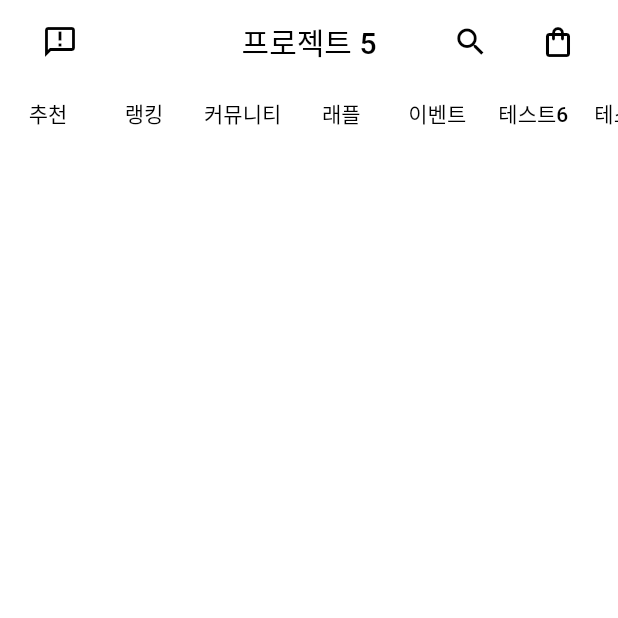
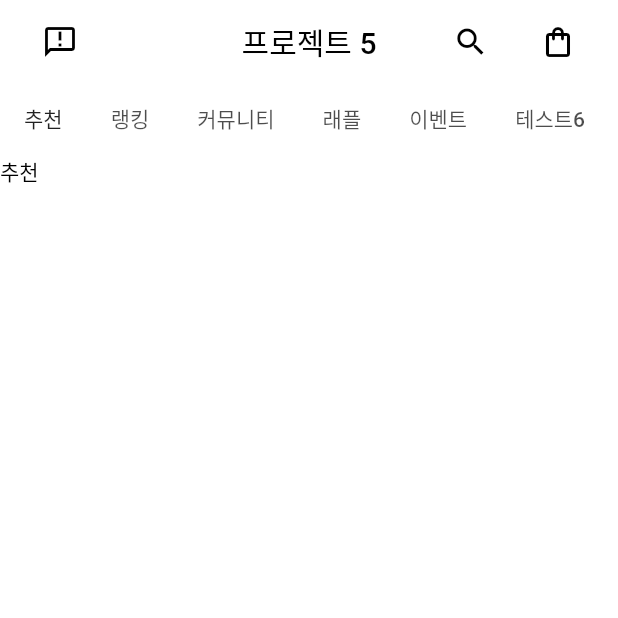
Before and after one commit to nuc-kim/project-5-flutter, a Flutter app: the screen it shows after launch, on a phone screen of 412 x 824 dp, the top half of it. Run offline on Flutter 3.47's test engine with Material 2 defaults, Android fonts, the phone set to English and light mode, and no system bars.

Commit message:
20220607 HSH main create tab bar

```diff
--- a/lib/main.dart
+++ b/lib/main.dart
@@ -38,13 +38,51 @@ class MyApp extends StatelessWidget {
       theme: ThemeData(
         primarySwatch: primaryWhite,
       ),
-      home: Scaffold(
+      home: DefaultTabController(
+        length: 10,
+        child: Scaffold(
           appBar: AppBar(
             title: const TitleBar(),
             elevation: 0,
+            bottom: const TabBar(
+              tabs: [
+                Tab(
+                  text: '추천',
+                ),
+                Tab(
+                  text: '랭킹',
+                ),
+                Tab(
+                  text: '커뮤니티',
+                ),
+                Tab(
+                  text: '래플',
+                ),
+                Tab(
+                  text: '이벤트',
+                ),
+                Tab(
+                  text: '테스트6',
+                ),
+                Tab(
+                  text: '테스트7',
+                ),
+                Tab(
+                  text: '테스트8',
+                ),
+                Tab(
+                  text: '테스트9',
+                ),
+                Tab(
+                  text: '테스트10',
+                ),
+              ],
+              isScrollable: true,
+            ),
           ),
           body: const BodyStructure(),
           backgroundColor: Colors.white,
+        ),
       ),
     );
   }
@@ -124,15 +162,48 @@ class BodyStructure extends StatefulWidget {
 class _BodyStructureState extends State<BodyStructure> {
   @override
   Widget build(BuildContext context) {
-    return Column(
-      mainAxisAlignment: MainAxisAlignment.start,
-      children: const <Widget>[
-        Padding(
-          padding: EdgeInsets.zero,
-          child: SlideMenuMain(),
+    return const TabBarView(children: <Widget>[
+      Text(
+        '추천',
+        style: TextStyle(color: Colors.black),
       ),
-      ],
-    );
+      Text(
+        '랭킹',
+        style: TextStyle(color: Colors.black),
+      ),
+      Text(
+        '커뮤니티',
+        style: TextStyle(color: Colors.black),
+      ),
+      Text(
+        '래플',
+        style: TextStyle(color: Colors.black),
+      ),
+      Text(
+        '이벤트',
+        style: TextStyle(color: Colors.black),
+      ),
+      Text(
+        '테스트6',
+        style: TextStyle(color: Colors.black),
+      ),
+      Text(
+        '테스트7',
+        style: TextStyle(color: Colors.black),
+      ),
+      Text(
+        '테스트8',
+        style: TextStyle(color: Colors.black),
+      ),
+      Text(
+        '테스트9',
+        style: TextStyle(color: Colors.black),
+      ),
+      Text(
+        '테스트10',
+        style: TextStyle(color: Colors.black),
+      ),
+    ]);
   }
 }
 
```
Lines whose indentation alone changed are shown as unchanged.
